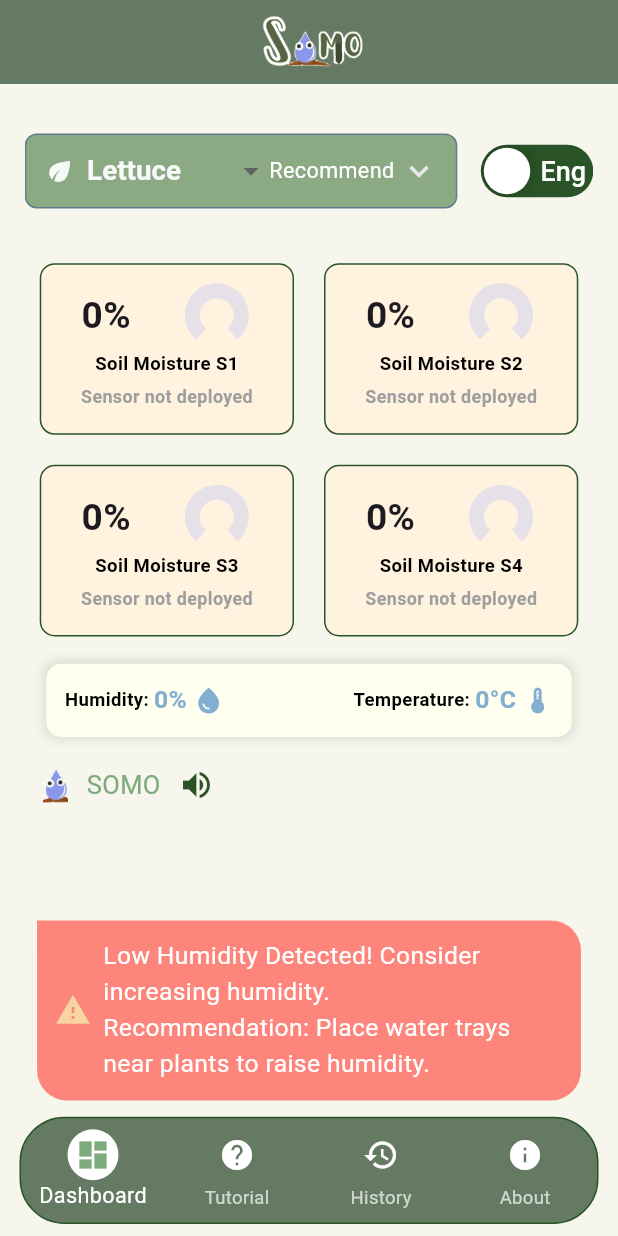
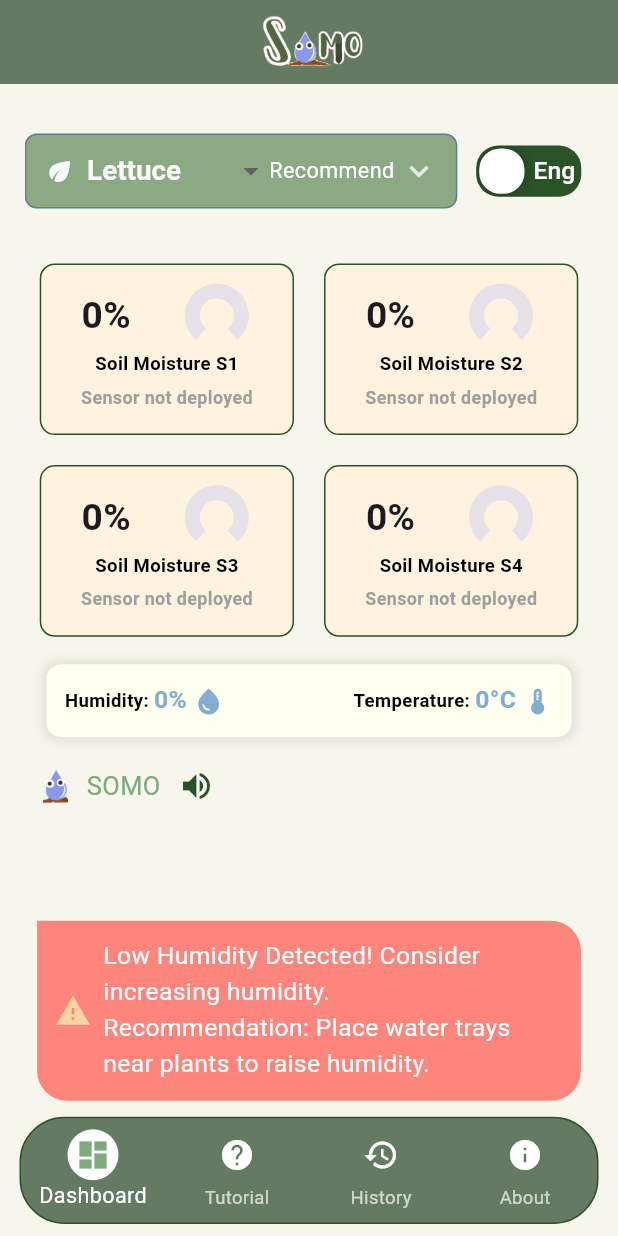
Before and after one commit to dheljohn/SoMo, a Flutter app: the screen it shows after launch, on a phone screen of 412 x 824 dp. Run offline on Flutter 3.47's test engine with Material 3 defaults, Android fonts, the phone set to English and light mode, and no system bars; drawn by our look-alikes of carousel_slider, flutter_advanced_switch, syncfusion_flutter_gauges; our stand-ins replace cloud_firestore, connectivity_plus, csv, device_preview, firebase_core, firebase_database and 7 more; accounts and stored records are empty; network calls fail.

Commit message:
SwitchButton: re-disabling button when TTS is active

```diff
--- a/lib/switch_button.dart
+++ b/lib/switch_button.dart
@@ -12,20 +12,36 @@ class SwitchButton extends StatelessWidget {
         Provider.of<LanguageProvider>(context, listen: false);
     final isSpeaking = context.watch<TtsProvider>().isSpeaking;
 
-
-    return AdvancedSwitch(
+    return Padding(
+      padding: const EdgeInsets.all(8.0),
+      child: AdvancedSwitch(
         controller: globalSwitchController,
         activeColor: const Color.fromARGB(255, 42, 83, 39),
         inactiveColor: const Color.fromARGB(255, 42, 83, 39),
-      activeChild: const Text('Fil', style: TextStyle(fontSize: 18)),
-      inactiveChild: const Text('Eng', style: TextStyle(fontSize: 18)),
-      borderRadius: BorderRadius.circular(20),
-      width: 75,
-      height: 35,
+        activeChild: Padding(
+            padding: const EdgeInsets.all(1.0),
+            child: Text(
+              'Fil',
+              style: TextStyle(
+                fontSize: MediaQuery.of(context).size.width * 0.040,
+              ),
+            )),
+        inactiveChild: Padding(
+            padding: const EdgeInsets.all(2.0),
+            child: Text(
+              'Eng',
+              style: TextStyle(
+                fontSize: MediaQuery.of(context).size.width * 0.040,
+              ),
+            )),
+        borderRadius: BorderRadius.circular(15),
+        width: MediaQuery.of(context).size.width * 0.170,
+        height: MediaQuery.of(context).size.width * 0.0830,
+        enabled: !isSpeaking, // Disable when TTS is active
         onChanged: (value) {
           languageProvider.toggleLanguage(value);
         },
-
+      ),
     );
   }
 }
```
Lines whose indentation alone changed are shown as unchanged.
